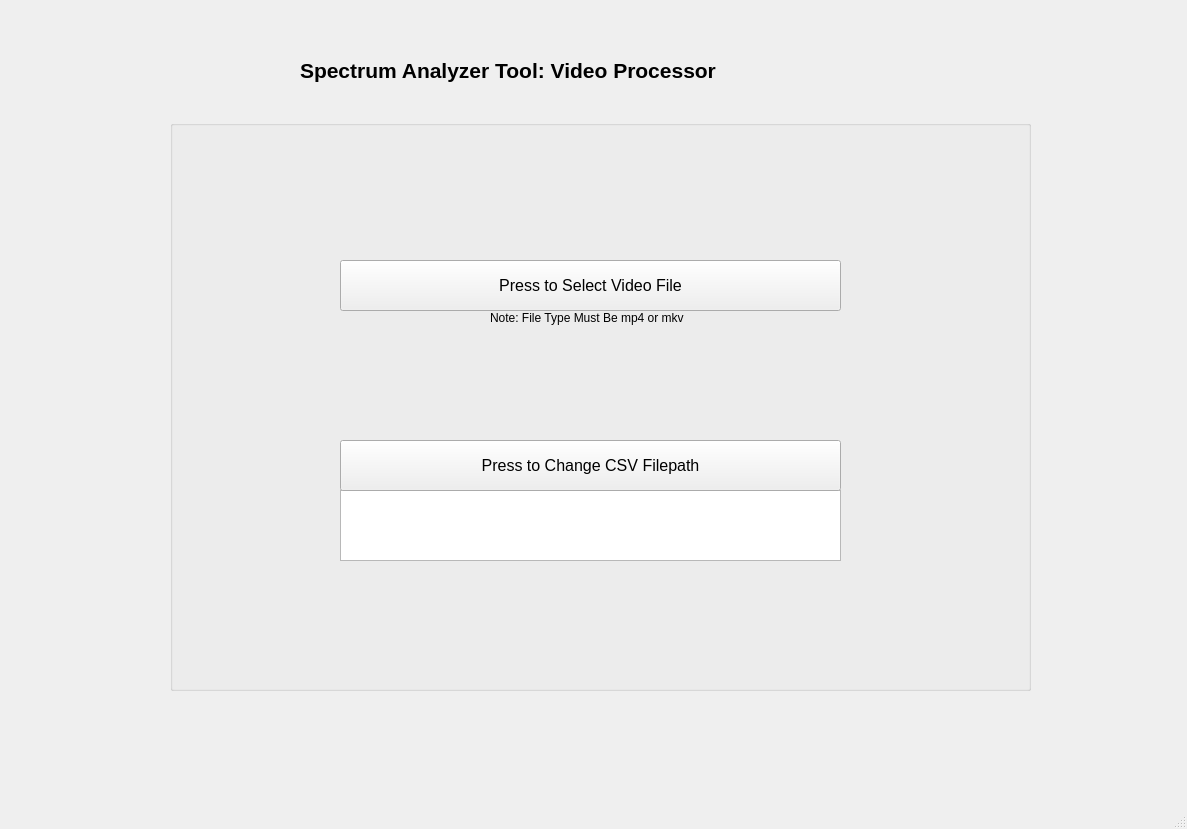
This is src/sat/load_page.ui in alexandropinion/spectrum-analyzer-tool-group4 as Qt 5 draws it before an edit. The edited form follows.
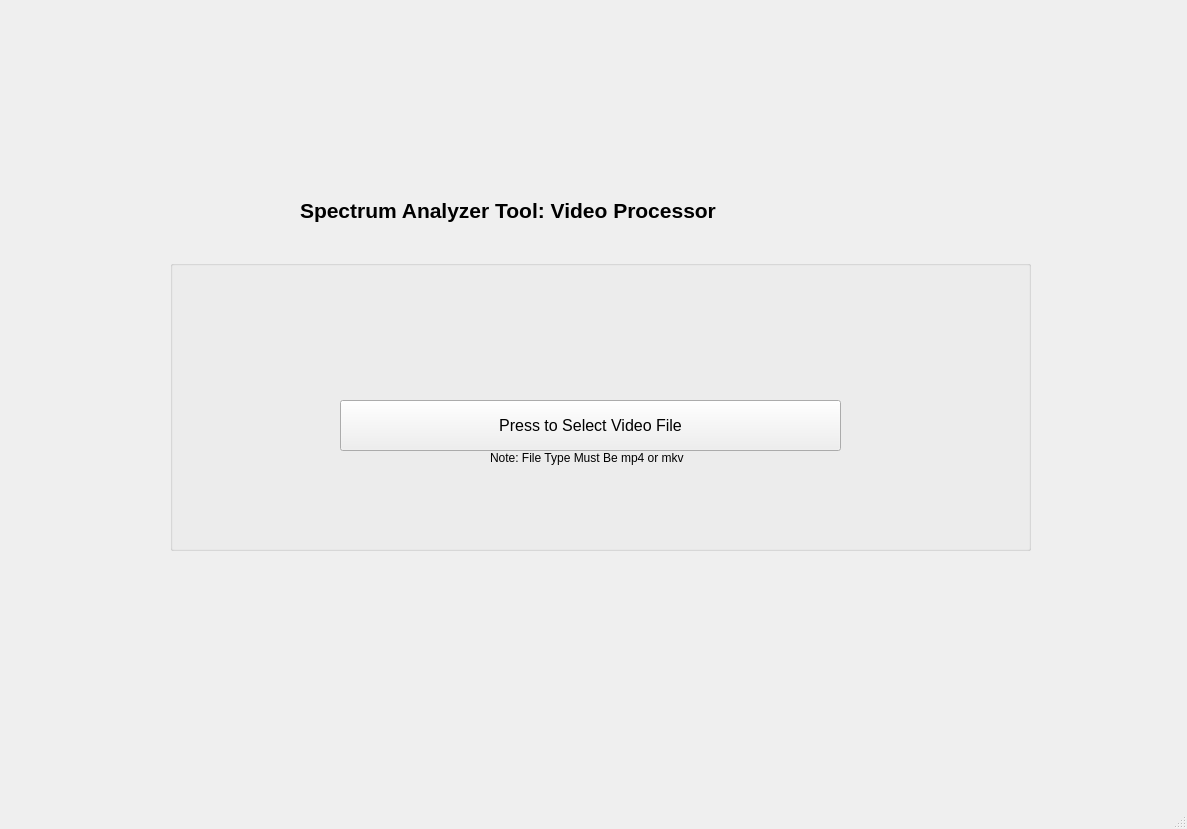
This is the edited form.

Commit message:
Add signal_page
Add fourth window for selecting signal metrics during calibration

What changed in the file:
```diff
--- a/src/sat/load_page.ui
+++ b/src/sat/load_page.ui
@@ -21,9 +21,9 @@
     <property name="geometry">
      <rect>
       <x>170</x>
-      <y>120</y>
+      <y>260</y>
       <width>861</width>
-      <height>571</height>
+      <height>291</height>
      </rect>
     </property>
     <property name="title">
@@ -47,44 +47,6 @@
       <string>Press to Select Video File</string>
      </property>
     </widget>
-    <widget class="QTextEdit" name="csvFilepathLabel">
-     <property name="geometry">
-      <rect>
-       <x>170</x>
-       <y>370</y>
-       <width>501</width>
-       <height>71</height>
-      </rect>
-     </property>
-     <property name="font">
-      <font>
-       <pointsize>12</pointsize>
-       <weight>75</weight>
-       <bold>true</bold>
-      </font>
-     </property>
-     <property name="readOnly">
-      <bool>true</bool>
-     </property>
-    </widget>
-    <widget class="QPushButton" name="csvFilepathBtn">
-     <property name="geometry">
-      <rect>
-       <x>170</x>
-       <y>320</y>
-       <width>501</width>
-       <height>51</height>
-      </rect>
-     </property>
-     <property name="font">
-      <font>
-       <pointsize>12</pointsize>
-      </font>
-     </property>
-     <property name="text">
-      <string>Press to Change CSV Filepath</string>
-     </property>
-    </widget>
     <widget class="QLabel" name="noteLabel">
      <property name="geometry">
       <rect>
@@ -103,7 +65,7 @@
     <property name="geometry">
      <rect>
       <x>300</x>
-      <y>50</y>
+      <y>190</y>
       <width>591</width>
       <height>41</height>
      </rect>
```
The commit also changes 12 other files.
